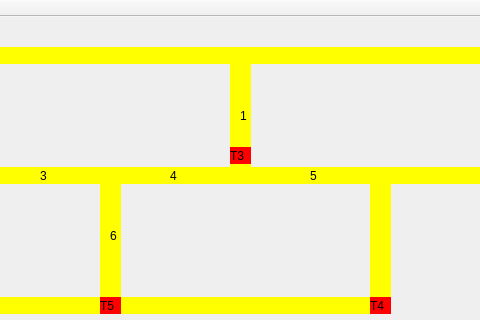
Qt form mainwindow.ui (paulosandinof/qt-deadlock-simulation) before a commit; both pictures show x 370 to 850 and y 0 to 320 of the 953 by 587 pixel window.
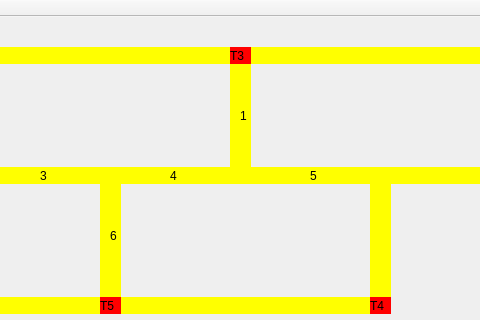
The same form after that commit.

Patch:
```diff
--- a/mainwindow.ui
+++ b/mainwindow.ui
@@ -348,7 +348,7 @@
     <property name="geometry">
      <rect>
       <x>600</x>
-      <y>130</y>
+      <y>30</y>
       <width>21</width>
       <height>17</height>
      </rect>
```
